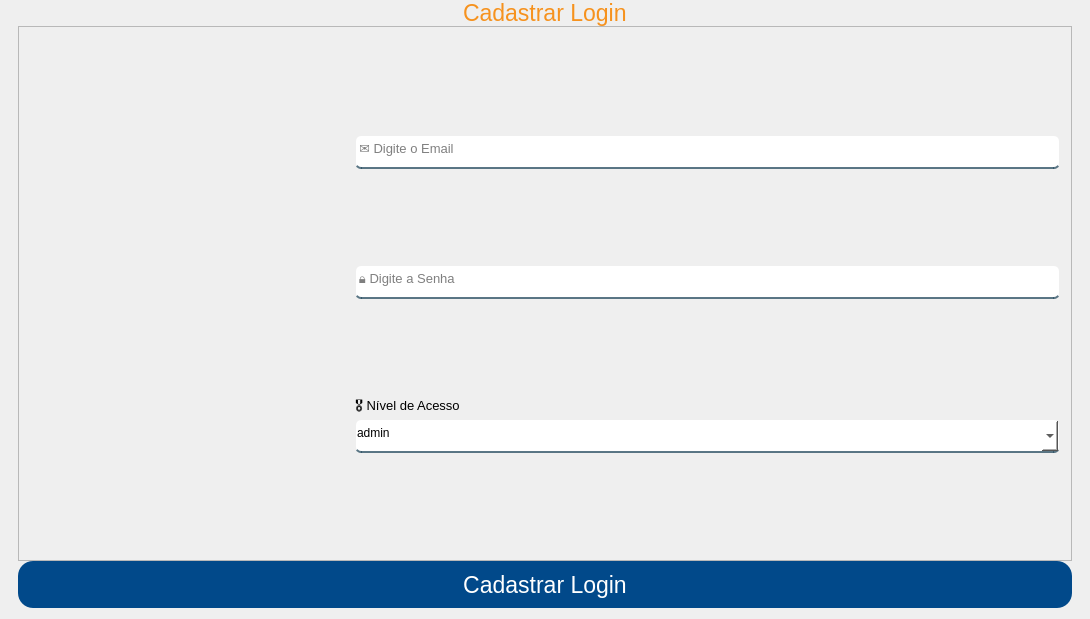
Old version of the form App/view/ui/cadastroLogin.ui in the repository Senac-SOR-ADS/Mapa-de-Sala.
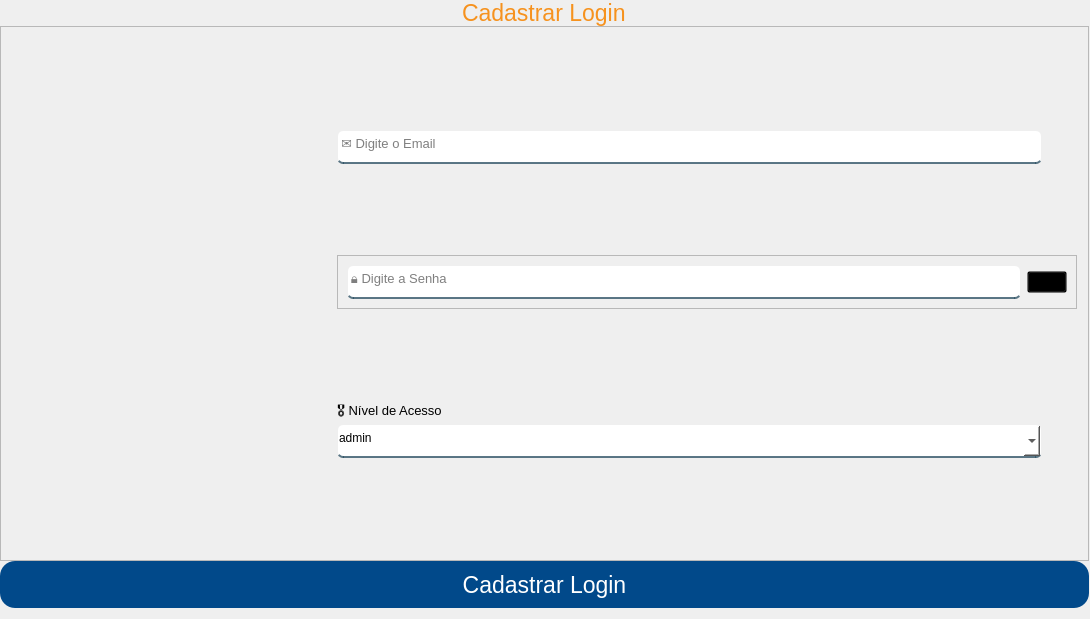
New version of the form. Icons and pictures are not drawn.

Commit message:
adicionando funcionalidade de ocultar e visualizar senhas  (#193)
* adicionando botão para alterar visibilidade da senhas

* arrumando um erro de inversão na senha e mudando a cor do titulo

* colocando no if a comparação mais exata da senha com echoMode

```diff
--- a/App/view/ui/cadastroLogin.ui
+++ b/App/view/ui/cadastroLogin.ui
@@ -48,6 +48,10 @@
 
 #titulo {
 	color: #f6921e;
+}
+
+#btnMostrarSenha {
+	background-color: transparent;
 }</string>
   </property>
   <layout class="QVBoxLayout" name="verticalLayout">
@@ -223,16 +227,25 @@
              </spacer>
             </item>
             <item>
+             <widget class="QFrame" name="frame_2">
+              <property name="frameShape">
+               <enum>QFrame::StyledPanel</enum>
+              </property>
+              <property name="frameShadow">
+               <enum>QFrame::Raised</enum>
+              </property>
+              <layout class="QHBoxLayout" name="horizontalLayout_2">
+               <item>
              <widget class="QLineEdit" name="senha">
               <property name="minimumSize">
                <size>
-                <width>705</width>
+                   <width>674</width>
                 <height>34</height>
                </size>
               </property>
               <property name="maximumSize">
                <size>
-                <width>705</width>
+                   <width>649</width>
                 <height>34</height>
                </size>
               </property>
@@ -241,12 +254,41 @@
                 <pointsize>10</pointsize>
                </font>
               </property>
+                 <property name="cursor">
+                  <cursorShape>IBeamCursor</cursorShape>
+                 </property>
+                 <property name="echoMode">
+                  <enum>QLineEdit::Password</enum>
+                 </property>
               <property name="placeholderText">
                <string>🔒 Digite a Senha</string>
               </property>
              </widget>
             </item>
             <item>
+                <widget class="QPushButton" name="btnMostrarSenha">
+                 <property name="cursor">
+                  <cursorShape>PointingHandCursor</cursorShape>
+                 </property>
+                 <property name="text">
+                  <string/>
+                 </property>
+                 <property name="icon">
+                  <iconset>
+                   <normaloff>icones/iconOlhoAberto.png</normaloff>icones/iconOlhoAberto.png</iconset>
+                 </property>
+                 <property name="iconSize">
+                  <size>
+                   <width>30</width>
+                   <height>30</height>
+                  </size>
+                 </property>
+                </widget>
+               </item>
+              </layout>
+             </widget>
+            </item>
+            <item>
              <spacer name="verticalSpacer_3">
               <property name="orientation">
                <enum>Qt::Vertical</enum>
```
Left out of the diff: 1 changed line with no effect on the pictures. Lines whose indentation alone changed are shown as unchanged. The commit also changes 7 other files.
